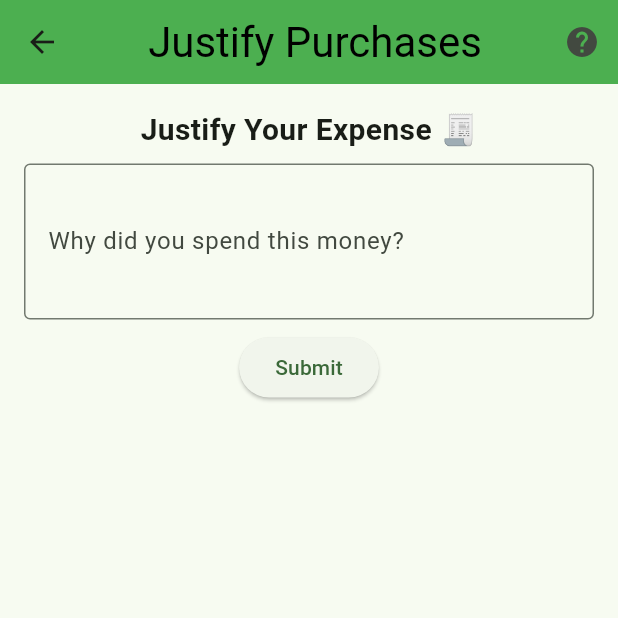
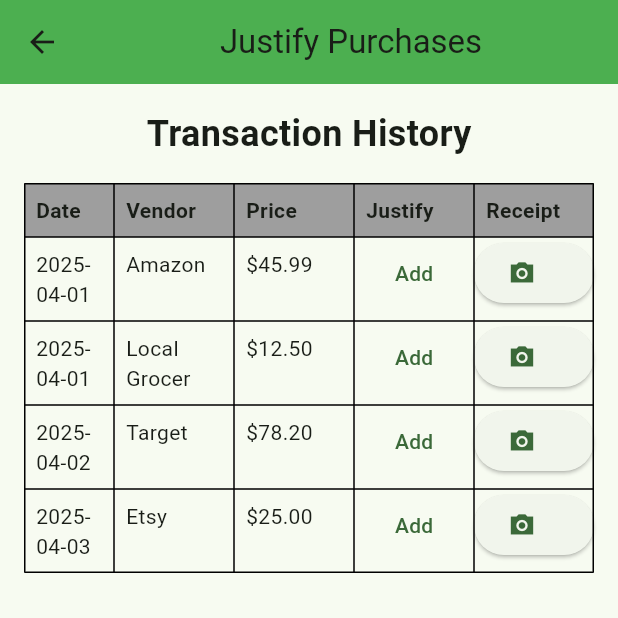
Before and after one commit to PratheekRamakrishna/BitCamp-FinFight, a Flutter app: the JustifyPurchase screen opened directly, on a phone screen of 412 x 824 dp, the top half of it. Run offline on Flutter 3.47's test engine with Material 3 defaults, Android fonts, the phone set to English and light mode, and no system bars; our stand-ins replace google_fonts.

Commit message:
Merge Justify

```diff
--- a/BitCamp Project/placeholder/lib/main.dart
+++ b/BitCamp Project/placeholder/lib/main.dart
@@ -350,9 +350,9 @@
                 padding: EdgeInsets.only(bottom: 30),
                 indicatorSize: TabBarIndicatorSize.tab,
                 tabs: [
-                  Tab(icon: Icon(Icons.savings_rounded)),
-                  Tab(icon: Icon(Icons.smoke_free)),
-                  Tab(icon: Icon(Icons.lightbulb))
+                  Tab(icon: Icon(Icons.savings_sharp)),
+                  Tab(icon: Icon(Icons.smoke_free_sharp)),
+                  Tab(icon: Icon(Icons.lightbulb_sharp))
                 ],
               ),
             ),
@@ -370,57 +370,160 @@
 final TextEditingController _justificationController = TextEditingController();
 
 class _JustifyPurchase extends State<JustifyPurchase> {
-  void _submitJustification() {
-    String reason = _justificationController.text;
-    if (reason.isNotEmpty) {
-      ScaffoldMessenger.of(context).showSnackBar(
-        SnackBar(content: Text("Submitted: $reason")),
-      );
-      _justificationController.clear();
-    }
+  final List<Map<String, dynamic>> _transactionData = [
+    {'date': '2025-04-01', 'vendor': 'Amazon', 'price': 45.99},
+    {'date': '2025-04-01', 'vendor': 'Local Grocer', 'price': 12.50},
+    {'date': '2025-04-02', 'vendor': 'Target', 'price': 78.20},
+    {'date': '2025-04-03', 'vendor': 'Etsy', 'price': 25.00},
+
+  ];
+
+  final List<Map<String, dynamic>> _justifiedTransactions = [];
+
+  void _showJustificationDialog(int index) {
+    TextEditingController justificationController = TextEditingController();
+    showDialog(
+      context: context,
+      builder: (BuildContext context) {
+        return AlertDialog(
+          title: const Text('Add Justification'),
+          content: TextField(
+            controller: justificationController,
+            maxLines: 3,
+            decoration: const InputDecoration(
+              labelText: 'Why was this purchase made?',
+              border: OutlineInputBorder(),
+            ),
+          ),
+          actions: <Widget>[
+            TextButton(
+              child: const Text('Cancel'),
+              onPressed: () {
+                Navigator.of(context).pop();
+              },
+            ),
+            TextButton(
+              child: const Text('Save'),
+              onPressed: () {
+                if (justificationController.text.isNotEmpty) {
+                  setState(() {
+                    _justifiedTransactions.add(_transactionData[index]);
+                    _transactionData.removeAt(index);
+                  });
+                }
+                Navigator.of(context).pop();
+              },
+            ),
+          ],
+        );
+      },
+    ).then((_) {
+      // Rebuild the UI after the dialog is closed, in case the list changed
+      setState(() {});
+    });
   }
 
   @override
   Widget build(BuildContext context) {
     return Scaffold(
       appBar: AppBar(
-        title: Center(
-          child: Text("Justify Purchases",
-            style: Theme.of(context).textTheme.headlineMedium!.copyWith(color: Colors.black)),
-        ),
+        title: const Center(child: Text("Justify Purchases")),
         backgroundColor: Colors.green,
-        actions: [
-          IconButton(onPressed: () {
-            Navigator.push(
-            context,
-            MaterialPageRoute(builder: (context) => Tutorial())
-            );
-          }, icon: Icon(Icons.help)),
-        ],
       ),
       body: SingleChildScrollView(
         padding: const EdgeInsets.all(16.0),
         child: Column(
           children: [
             const Text(
-              "Justify Your Expense 🧾",
-              style: TextStyle(fontSize: 20, fontWeight: FontWeight.w600),
+              "Transaction History",
+              style: TextStyle(fontSize: 24, fontWeight: FontWeight.bold),
             ),
-            const SizedBox(height: 8),
-            TextField(
-              controller: _justificationController,
-              decoration: const InputDecoration(
-                labelText: 'Why did you spend this money?',
-                border: OutlineInputBorder(),
+            const SizedBox(height: 16),
+            if (_transactionData.isNotEmpty)
+              Table(
+                border: TableBorder.all(),
+                columnWidths: const {
+                  0: FixedColumnWidth(60),
+                  1: FlexColumnWidth(),
+                  2: FixedColumnWidth(80),
+                  3: FlexColumnWidth(),
+                  4: FixedColumnWidth(80),
+
+                },
+                children: [
+                  const TableRow(
+                    decoration: BoxDecoration(color: Colors.grey),
+                    children: [
+                      TableCell(
+                          child: Padding(
+                              padding: EdgeInsets.all(8.0),
+                              child: Text('Date',
+                                  style: TextStyle(fontWeight: FontWeight.bold)))),
+                      TableCell(
+                          child: Padding(
+                              padding: EdgeInsets.all(8.0),
+                              child: Text('Vendor',
+                                  style: TextStyle(fontWeight: FontWeight.bold)))),
+                      TableCell(
+                          child: Padding(
+                              padding: EdgeInsets.all(8.0),
+                              child: Text('Price',
+                                  style: TextStyle(fontWeight: FontWeight.bold)))),
+                      TableCell(
+                          child: Padding(
+                              padding: EdgeInsets.all(8.0),
+                              child: Text('Justify',
+                                  style: TextStyle(fontWeight: FontWeight.bold)))),
+                       TableCell(
+                          child: Padding(
+                              padding: EdgeInsets.all(8.0),
+                              child: Text('Receipt',
+                                  style: TextStyle(fontWeight: FontWeight.bold)))),
+                    ],
+                  ),
+                  for (int i = 0; i < _transactionData.length; i++)
+                    TableRow(
+                      key: ValueKey(_transactionData[i]), // Important for correct state management
+                      children: [
+                        TableCell(
+                            child: Padding(
+                                padding: const EdgeInsets.all(8.0),
+                                child: Text(_transactionData[i]['date']))),
+                        TableCell(
+                            child: Padding(
+                                padding: const EdgeInsets.all(8.0),
+                                child: Text(_transactionData[i]['vendor']))),
+                        TableCell(
+                            child: Padding(
+                                padding: const EdgeInsets.all(8.0),
+                                child: Text(
+                                    '\$${(_transactionData[i]['price'] as num).toStringAsFixed(2)}'))),
+                        TableCell(
+                          child: Center(
+                            child: TextButton(
+                              onPressed: () => _showJustificationDialog(i),
+                              child: const Text('Add'),
+                            ),
+                          ),
+                        ),
+                         TableCell(
+                          child: ElevatedButton.icon(
+                                icon: Icon(Icons.photo_camera_sharp),
+                                label: Text(""),
+                                onPressed: () {},
+                              )
+                         ),
+
+                      ],
+                    ),
+                ],
+              )
+            else
+              const Padding(
+                padding: EdgeInsets.only(top: 8.0),
+                child: Text("No transactions left to justify."),
               ),
-              maxLines: 3,
-            ),
-            const SizedBox(height: 8),
-            ElevatedButton(
-              onPressed: _submitJustification,
-              child: const Text("Submit"),
-            ),
-            const SizedBox(height: 24),
+
           ],
         ),
       ),
@@ -489,7 +592,7 @@
             ),
             const SizedBox(height: 16),
             ListTile(
-              leading: Icon(Icons.savings_rounded),
+              leading: Icon(Icons.savings_sharp),
               title: Text("Make the fewest frivolous purchases for the week.",
                 style: GoogleFonts.merriweatherSans(
                   textStyle: TextStyle(
```
